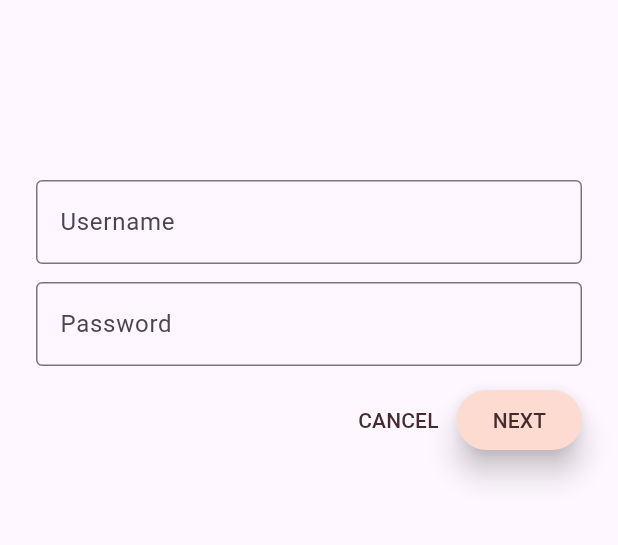
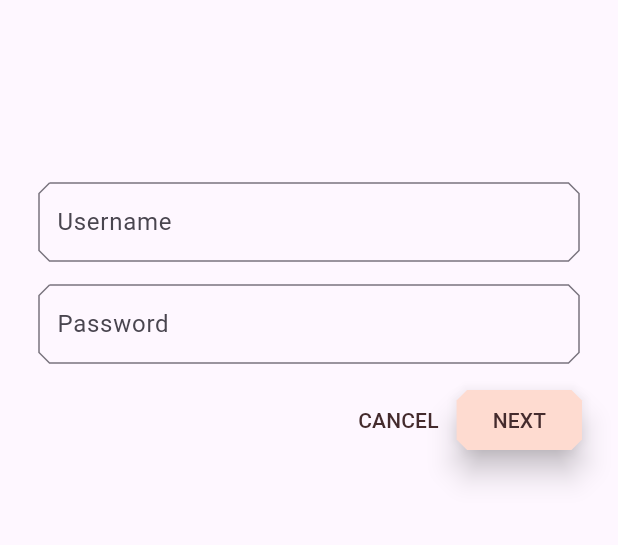
Before and after one commit to abdulmoiez876/Flutter-Lab-05-Task-02, a Flutter app: the screen it shows after launch, on a phone screen of 412 x 824 dp, the part 243-788 px from its top. Run offline on Flutter 3.47's test engine with Material 3 defaults, Android fonts, the phone set to English and light mode, and no system bars.

Commit message:
task2 step7

```diff
--- a/lib/login.dart
+++ b/lib/login.dart
@@ -74,7 +74,10 @@ class _LoginPageState extends State<LoginPage> {
                     _passwordController.clear();
                   },
                   style: TextButton.styleFrom(
-                    primary: Theme.of(context).colorScheme.secondary,
+                    foregroundColor: kShrineBrown900,
+                    shape: const BeveledRectangleBorder(
+                      borderRadius: BorderRadius.all(Radius.circular(7.0)),
+                    ),
                   ),
                 ),
                 // TODO: Add an elevation to NEXT (103)
@@ -88,6 +91,9 @@ class _LoginPageState extends State<LoginPage> {
                     foregroundColor: kShrineBrown900,
                     backgroundColor: kShrinePink100,
                     elevation: 8.0,
+                    shape: const BeveledRectangleBorder(
+                      borderRadius: BorderRadius.all(Radius.circular(7.0)),
+                    ),
                   ),
                 ),
               ],
```
Also changed, not shown: lib/app.dart (+5 -3 lines).
